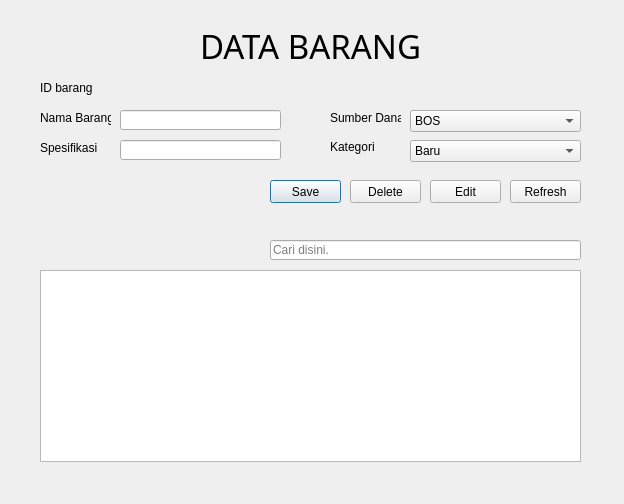
Before: the Qt Designer form databarang.ui in salsabilarhdsy/inventaris_cpp, drawn with Qt 5.
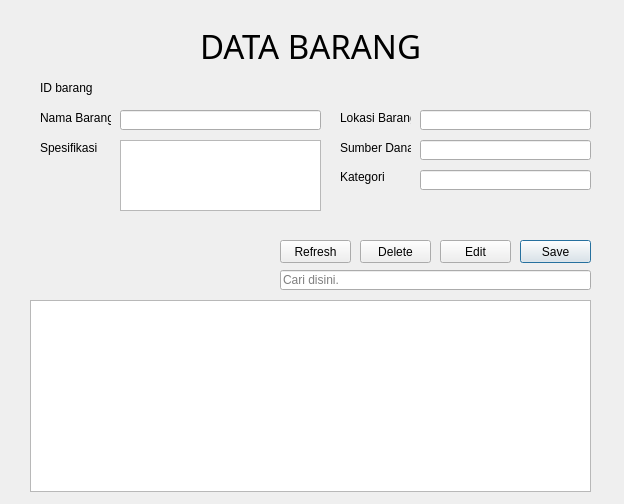
After: the same form once the commit is applied.

Commit message: Update: peminjaman barang, barang masuk.

The edit to the form file:
```diff
--- a/databarang.ui
+++ b/databarang.ui
@@ -18,7 +18,7 @@
     <rect>
      <x>120</x>
      <y>110</y>
-     <width>161</width>
+     <width>201</width>
      <height>20</height>
     </rect>
    </property>
@@ -35,8 +35,8 @@
   <widget class="QPushButton" name="pushButton_save">
    <property name="geometry">
     <rect>
-     <x>270</x>
-     <y>180</y>
+     <x>520</x>
+     <y>240</y>
      <width>71</width>
      <height>23</height>
     </rect>
@@ -48,8 +48,8 @@
   <widget class="QPushButton" name="pushButton_edit">
    <property name="geometry">
     <rect>
-     <x>430</x>
-     <y>180</y>
+     <x>440</x>
+     <y>240</y>
      <width>71</width>
      <height>23</height>
     </rect>
@@ -100,8 +100,8 @@
   <widget class="QLabel" name="label_5">
    <property name="geometry">
     <rect>
-     <x>330</x>
-     <y>140</y>
+     <x>340</x>
+     <y>170</y>
      <width>47</width>
      <height>14</height>
     </rect>
@@ -113,8 +113,8 @@
   <widget class="QLabel" name="label_6">
    <property name="geometry">
     <rect>
-     <x>330</x>
-     <y>110</y>
+     <x>340</x>
+     <y>140</y>
      <width>71</width>
      <height>16</height>
     </rect>
@@ -126,9 +126,9 @@
   <widget class="QTableView" name="tableView">
    <property name="geometry">
     <rect>
-     <x>40</x>
-     <y>270</y>
-     <width>541</width>
+     <x>30</x>
+     <y>300</y>
+     <width>561</width>
      <height>192</height>
     </rect>
    </property>
@@ -136,8 +136,8 @@
   <widget class="QPushButton" name="pushButton_delete">
    <property name="geometry">
     <rect>
-     <x>350</x>
-     <y>180</y>
+     <x>360</x>
+     <y>240</y>
      <width>71</width>
      <height>23</height>
     </rect>
@@ -149,8 +149,8 @@
   <widget class="QPushButton" name="pushButton_refresh">
    <property name="geometry">
     <rect>
-     <x>510</x>
-     <y>180</y>
+     <x>280</x>
+     <y>240</y>
      <width>71</width>
      <height>23</height>
     </rect>
@@ -175,8 +175,8 @@
   <widget class="QLineEdit" name="txt_cari">
    <property name="geometry">
     <rect>
-     <x>270</x>
-     <y>240</y>
+     <x>280</x>
+     <y>270</y>
      <width>311</width>
      <height>20</height>
     </rect>
@@ -210,52 +210,73 @@
     <string>DATA BARANG</string>
    </property>
   </widget>
-  <widget class="QComboBox" name="box_sumber">
-   <property name="geometry">
-    <rect>
-     <x>410</x>
-     <y>110</y>
-     <width>171</width>
-     <height>22</height>
-    </rect>
-   </property>
-   <item>
-    <property name="text">
-     <string>BOS</string>
-    </property>
-   </item>
-   <item>
-    <property name="text">
-     <string>Sekolah</string>
-    </property>
-   </item>
-  </widget>
-  <widget class="QComboBox" name="box_kategori">
-   <property name="geometry">
-    <rect>
-     <x>410</x>
-     <y>140</y>
-     <width>171</width>
-     <height>22</height>
-    </rect>
-   </property>
-   <item>
-    <property name="text">
-     <string>Baru</string>
-    </property>
-   </item>
-   <item>
-    <property name="text">
-     <string>Lama</string>
-    </property>
-   </item>
-  </widget>
-  <widget class="QLineEdit" name="txt_spek">
+  <widget class="QTextEdit" name="txt_spek">
    <property name="geometry">
     <rect>
      <x>120</x>
      <y>140</y>
-     <width>161</width>
+     <width>201</width>
+     <height>71</height>
+    </rect>
+   </property>
+  </widget>
+  <widget class="QLabel" name="label_7">
+   <property name="geometry">
+    <rect>
+     <x>340</x>
+     <y>110</y>
+     <width>71</width>
+     <height>16</height>
+    </rect>
+   </property>
+   <property name="text">
+    <string>Lokasi Barang</string>
+   </property>
+  </widget>
+  <widget class="QLineEdit" name="txt_lokasi">
+   <property name="geometry">
+    <rect>
+     <x>420</x>
+     <y>110</y>
+     <width>171</width>
+     <height>20</height>
+    </rect>
+   </property>
+   <property name="autoFillBackground">
+    <bool>false</bool>
+   </property>
+   <property name="text">
+    <string/>
+   </property>
+   <property name="placeholderText">
+    <string/>
+   </property>
+  </widget>
+  <widget class="QLineEdit" name="txt_dana">
+   <property name="geometry">
+    <rect>
+     <x>420</x>
+     <y>140</y>
+     <width>171</width>
+     <height>20</height>
+    </rect>
+   </property>
+   <property name="autoFillBackground">
+    <bool>false</bool>
+   </property>
+   <property name="text">
+    <string/>
+   </property>
+   <property name="placeholderText">
+    <string/>
+   </property>
+  </widget>
+  <widget class="QLineEdit" name="txt_kategori">
+   <property name="geometry">
+    <rect>
+     <x>420</x>
+     <y>170</y>
+     <width>171</width>
      <height>20</height>
     </rect>
    </property>
```
Left out of the diff: 2 changed lines with no effect on the pictures. The commit also changes 20 other files.
